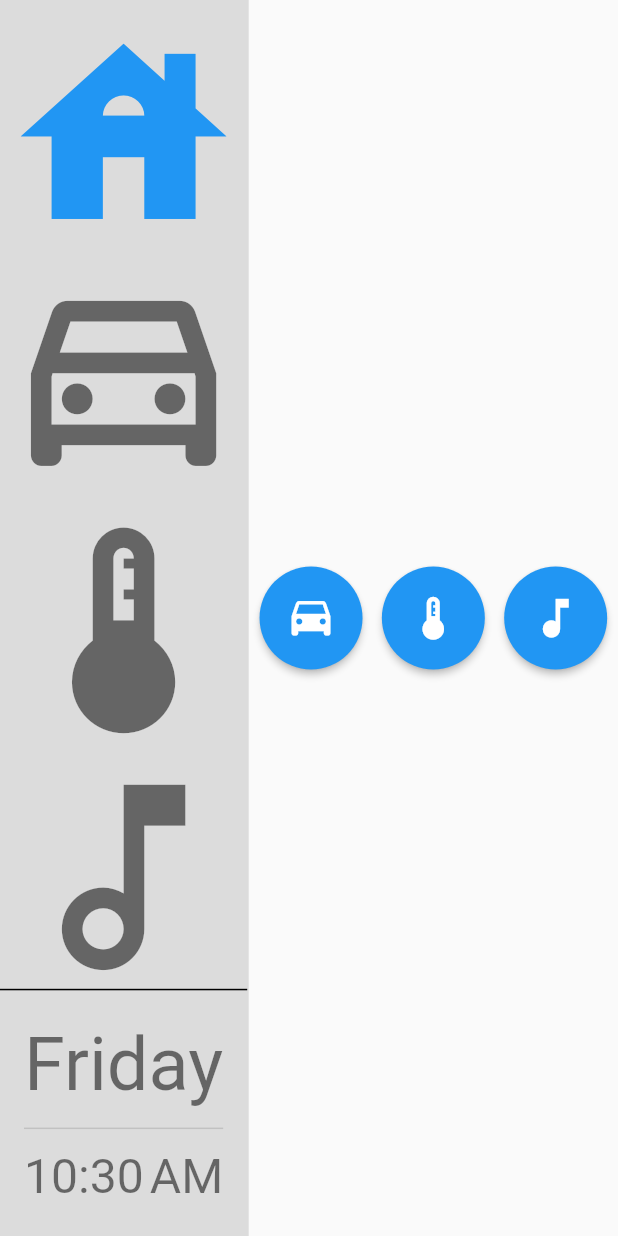
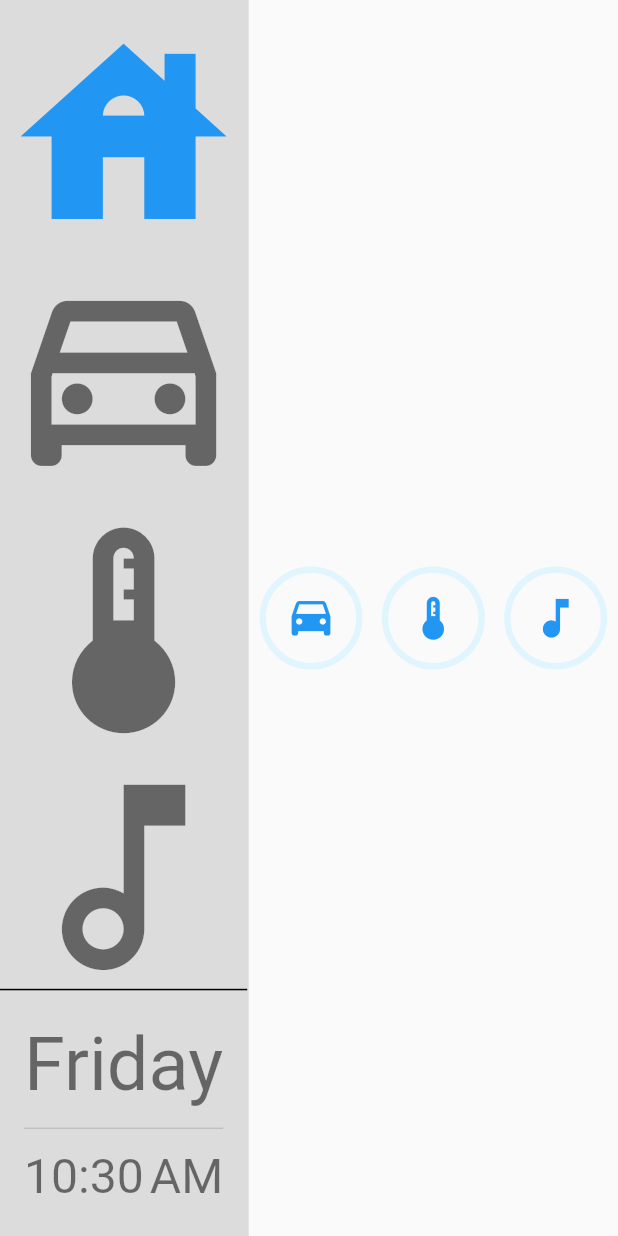
Before and after one commit to felipeerias/flutter_homescreen, a Flutter app: the screen it shows after launch, on a phone screen of 412 x 824 dp. Run offline on Flutter 3.47's test engine with Material 2 defaults, Android fonts, the phone set to English and light mode, and no system bars.

Commit message:
Style home page

```diff
--- a/lib/page_home.dart
+++ b/lib/page_home.dart
@@ -24,21 +24,23 @@ class HomePage extends StatelessWidget {
 
   Widget createItem(BuildContext context, IconData icon, int tabPosition) {
     final double size = MediaQuery.of(context).size.width / 6;
+    final double padding = size / 4;
+    final double border = padding / 4;
     return Padding(
       padding: const EdgeInsets.symmetric(vertical: 8.0),
-      child: ElevatedButton(
-        style: ElevatedButton.styleFrom(
+      child: OutlinedButton(
+        style: OutlinedButton.styleFrom(
           shape: CircleBorder(),
-          padding: EdgeInsets.all(size / 4),
+          padding: EdgeInsets.all(padding),
           primary: Colors.blue,
-          onPrimary: Colors.red,
+          side: BorderSide(width: border, color: Colors.lightBlue.shade50)
         ),
         onPressed: () {
           onSetNavigationIndex(tabPosition);
         },
         child: Icon(
           icon,
-          color: Colors.white,
+          color: Colors.blue,
           size: size / 2,
         ),
       ),
```
